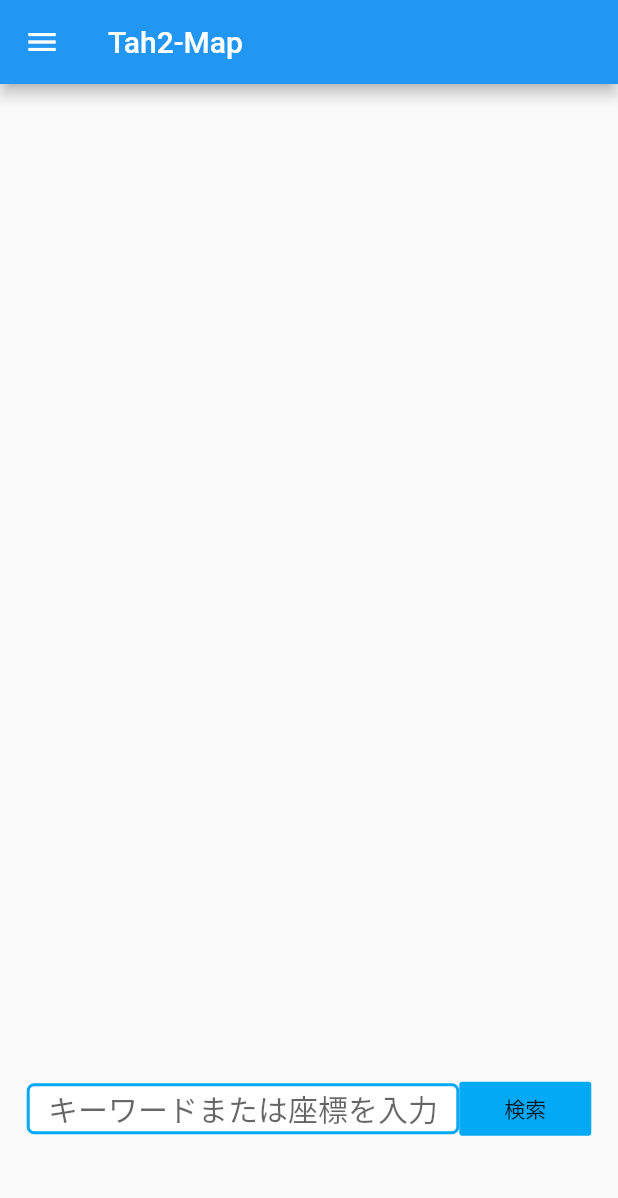
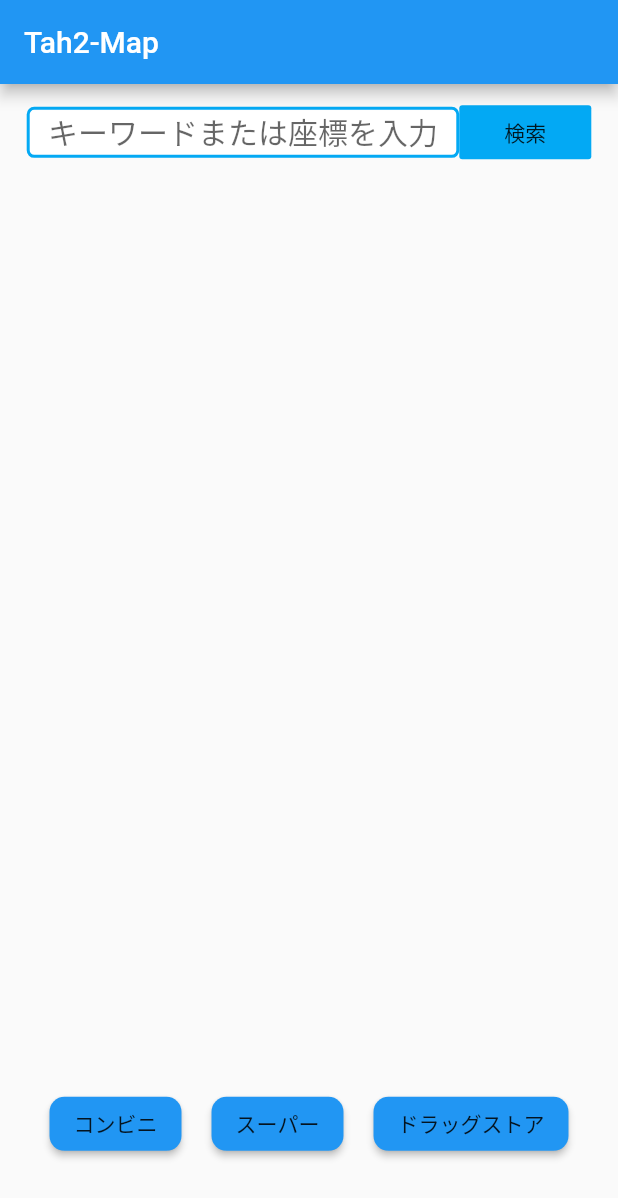
Before and after one commit to nora75/tah2-map, a Flutter app: the screen it shows after launch, on a phone screen of 412 x 824 dp. Shown: the top 1198 px of the screen. Run offline on Flutter 3.47's test engine with Material 2 defaults, Android fonts, the phone set to English and light mode, and no system bars; missing offline and left inert: dart:html, flutter_web.

Commit message:
デザイン変えました

```diff
--- a/lib/tah2.dart
+++ b/lib/tah2.dart
@@ -14,17 +14,15 @@ class tah2 extends StatefulWidget {
 }
 
 class _tah2State extends State<tah2> {
-
   List<String> s = ["a", "b"];
   final _controller = TextEditingController(); // テキストの内容の取得や設定に使用するコントローラ
   bool konbini = false;
 
-
   Future apiRequest(data) async {
-    if(konbini) {
+    if (konbini) {
       data = data + " コンビニ";
     }
-    data = data.toString().replaceAll("　", " ");     // 全角スペースの削除
+    data = data.toString().replaceAll("　", " "); // 全角スペースの削除
     // String results = "";
     // http.Response response = await http.get("https://script.google.com/macros/s/AKfycbxvArbjHqRgX1_lI0L2an9Nvkzv0n-Gfqyu95u0wmHkgB3AWueQ/exec?word=" + data);
     // Map<String, dynamic> decoded = await json.decode(response.body);
@@ -38,9 +36,11 @@ class _tah2State extends State<tah2> {
 
     List<String> results = [];
     s.clear();
-    http.Response response = await http.get("https://script.google.com/macros/s/AKfycbxvArbjHqRgX1_lI0L2an9Nvkzv0n-Gfqyu95u0wmHkgB3AWueQ/exec?word=" + data);
+    http.Response response = await http.get(
+        "https://script.google.com/macros/s/AKfycbxvArbjHqRgX1_lI0L2an9Nvkzv0n-Gfqyu95u0wmHkgB3AWueQ/exec?word=" +
+            data);
     Map<String, dynamic> decoded = await json.decode(response.body);
-    for(var result in decoded['results']){
+    for (var result in decoded['results']) {
       results.add(result['name']);
       print(result['name']);
     }
@@ -52,9 +52,7 @@ class _tah2State extends State<tah2> {
   final String title = "tah2";
   final GlobalKey<ScaffoldState> scaffoldKey = GlobalKey<ScaffoldState>();
 
-
   @override
-
   Widget build(BuildContext context) {
     double width = MediaQuery.of(context).size.width; // 画面の横幅取得
     double height = MediaQuery.of(context).size.height; // 画面の縦幅取得
@@ -68,35 +66,15 @@ class _tah2State extends State<tah2> {
           padding: EdgeInsets.only(top: 0.0, bottom: 0.0),
           child: Stack(children: <Widget>[
             Container(
+                padding: EdgeInsets.only(top: height * 0.80),
+                child: _Filtering()),
+            Container(
               child: _PrintText(width, height),
             ),
             Container(
-              padding: EdgeInsets.only(top : height * 0.80),
+                padding: EdgeInsets.only(top: height * 0.01),
                 child: _SearchBar(width, context))
           ])),
-      drawer: Drawer(
-        elevation: 20.0,
-        child: ListView(
-          padding: EdgeInsets.zero,
-          children: <Widget>[
-            DrawerHeader(
-              child: Text('フィルタリング'),
-              decoration: BoxDecoration(color: Colors.blueAccent),
-            ),
-            ListTile(
-              title: Text('コンビニ'),
-              onTap: () {
-                konbini = true;
-                print("コンビニ");
-              },
-            ),
-            ListTile(
-              title: Text('スーパー'),
-              onTap: () {},
-            ),
-          ],
-        ),
-      ),
     );
   }
 
@@ -149,24 +127,20 @@ class _tah2State extends State<tah2> {
               ],
               textAlign: TextAlign.center,
               controller: _controller,
-            style: TextStyle(fontSize: 20.0, color: Colors.red)
-          ),
+              style: TextStyle(fontSize: 20.0, color: Colors.red)),
         ),
         ButtonTheme(
             child: FlatButton(
           color: Colors.lightBlue[500],
           onPressed: () {
-            if(_controller.text.isEmpty) {
+            if (_controller.text.isEmpty) {
               return showDialog(
                 context: context,
                 builder: (context) {
-                  return AlertDialog(
-                    content: Text('文字を入力してください')
-                  );
+                  return AlertDialog(content: Text('文字を入力してください'));
                 },
               );
-            }
-            else{
+            } else {
               apiRequest(_controller.text);
               // apiRequest('蒲田');
             }
@@ -176,4 +150,42 @@ class _tah2State extends State<tah2> {
       ],
     );
   }
+
+  Widget _Filtering() {
+    return Row(mainAxisAlignment: MainAxisAlignment.center, children: <Widget>[
+      Container(
+        padding: EdgeInsets.all(10.0),
+        child: RaisedButton(
+          child: Text("コンビニ"),
+          color: Colors.blue,
+          shape: RoundedRectangleBorder(
+            borderRadius: new BorderRadius.circular(10.0),
+          ),
+          onPressed: () {},
+        ),
+      ),
+      Container(
+        padding: EdgeInsets.all(10.0),
+        child: RaisedButton(
+          child: Text("スーパー"),
+          color: Colors.blue,
+          shape: RoundedRectangleBorder(
+            borderRadius: new BorderRadius.circular(10.0),
+          ),
+          onPressed: () {},
+        ),
+      ),
+      Container(
+        padding: EdgeInsets.all(10.0),
+        child: RaisedButton(
+          child: Text("ドラッグストア"),
+          color: Colors.blue,
+          shape: RoundedRectangleBorder(
+            borderRadius: new BorderRadius.circular(10.0),
+          ),
+          onPressed: () {},
+        ),
+      )
+    ]);
   }
+}
```
Lines whose indentation alone changed are shown as unchanged.
